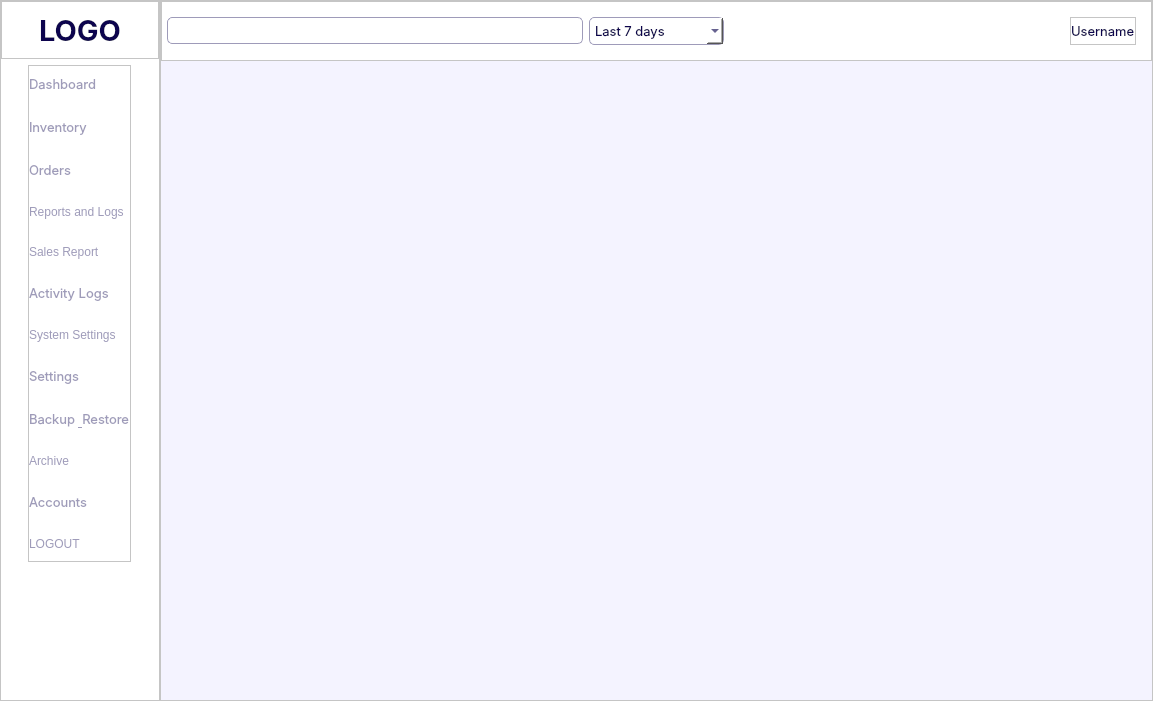
Kazu0210/Inventory-System, file app/src/ui/main_window.ui: the form before one commit.
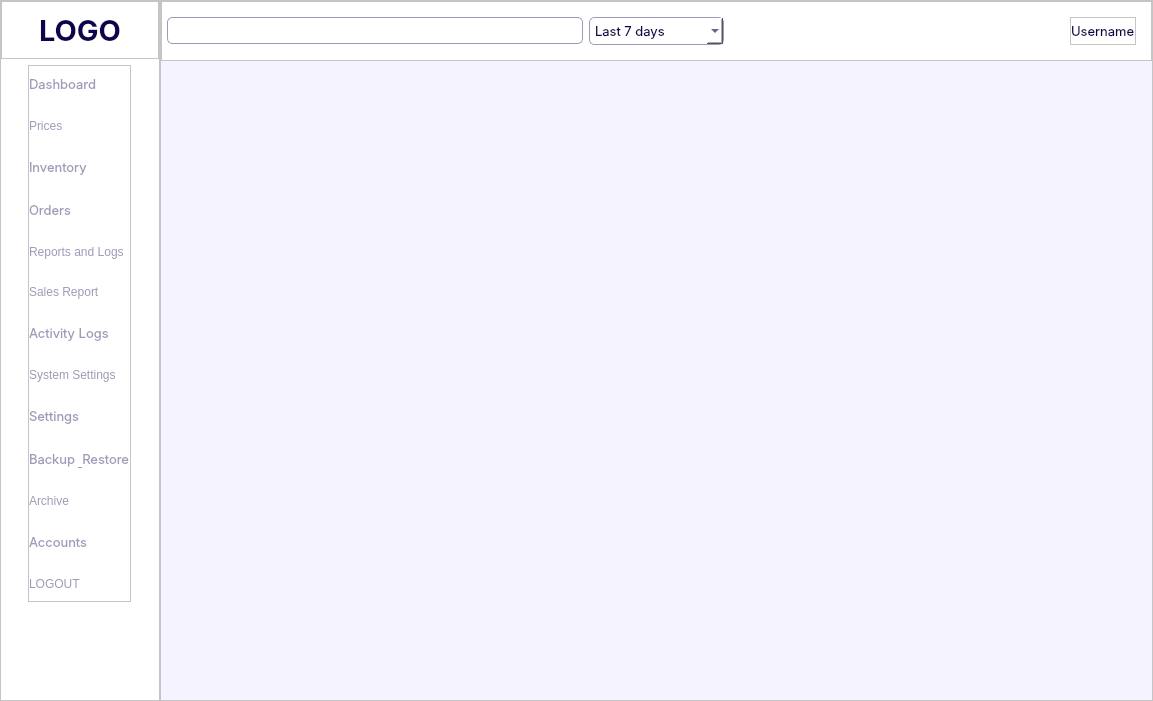
The form after the commit. Icons and pictures are not drawn.

Commit message: added prices page

Diff of the .ui file:
```diff
--- a/app/src/ui/main_window.ui
+++ b/app/src/ui/main_window.ui
@@ -204,6 +204,16 @@
             </property>
            </widget>
           </item>
+          <item>
+           <widget class="QPushButton" name="prices_pushButton">
+            <property name="cursor">
+             <cursorShape>PointingHandCursor</cursorShape>
+            </property>
+            <property name="text">
+             <string>Prices</string>
+            </property>
+           </widget>
+          </item>
           <item>
            <widget class="QPushButton" name="inventory_btn">
             <property name="minimumSize">
```
The commit also changes 75 other files.
